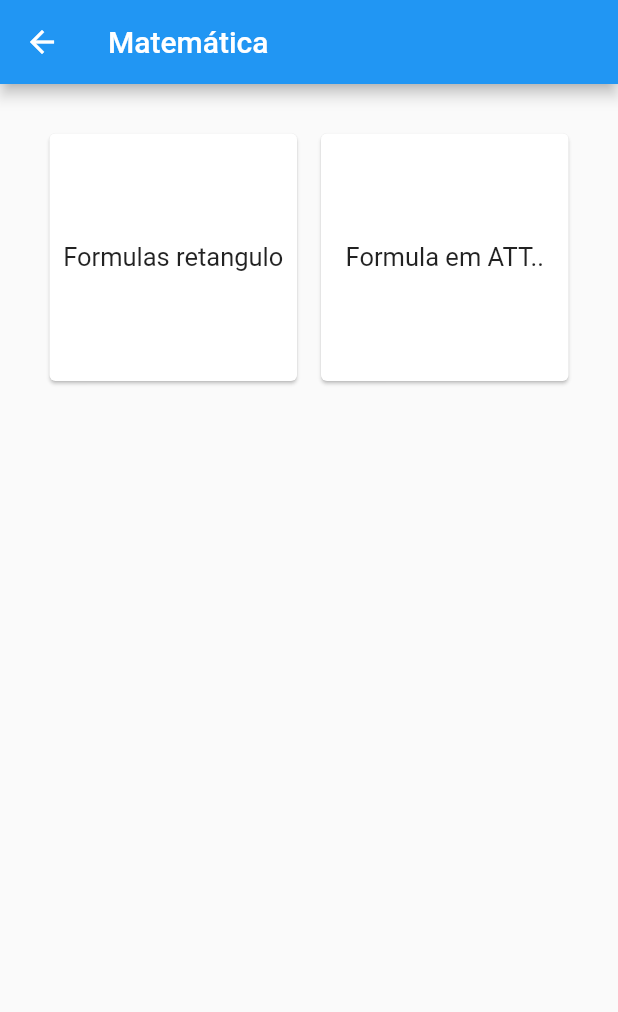
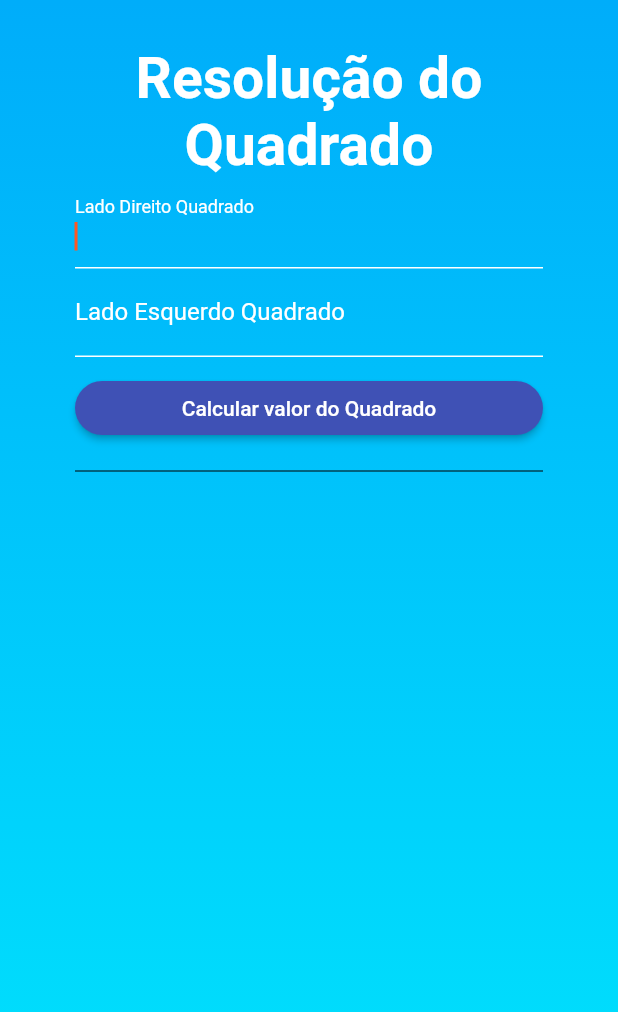
Before and after one commit to GersonGabriel0/flutter_faculdade_m2, a Flutter app: the mathHome screen opened directly, after a tap on "Formula em ATT..", on a phone screen of 412 x 824 dp. Shown: the top 1012 px of the screen. Run offline on Flutter 3.47's test engine with Material 2 defaults, Android fonts, the phone set to English and light mode, and no system bars.

Commit message:
implemenfaçao de controller no inputtem

```diff
--- /dev/null
+++ b/lib/custom_colors.dart
@@ -0,0 +1,29 @@
+import 'package:flutter/material.dart';
+
+class CustomColors {
+  Color _activePrimaryButton = Color.fromARGB(255, 63, 81, 181);
+  Color _activeSecondaryButton = Color.fromARGB(255, 230, 230, 255);
+  Color _gradientMainColor = Color(0xff00ADFA);
+  Color _gradientSecColor = Color(0xff00E6FD);
+  Color _appBarMainColor = Color(0xff0A6D92);
+
+  Color getActivePrimaryButtonColor() {
+    return _activePrimaryButton;
+  }
+
+  Color getActiveSecondaryButton() {
+    return _activeSecondaryButton;
+  }
+
+  Color getGradientMainColor() {
+    return _gradientMainColor;
+  }
+
+  Color getGradientSecondaryColor() {
+    return _gradientSecColor;
+  }
+
+  Color getAppBarMainColor() {
+    return _appBarMainColor;
+  }
+}
--- /dev/null
+++ b/lib/pages/math-accounts/quadrado.dart
@@ -0,0 +1,148 @@
+import 'package:flutter/material.dart';
+import 'package:flutter_faculdade_m2/pages/home.dart';
+import 'package:flutter_faculdade_m2/custom_colors.dart';
+import 'package:flutter_faculdade_m2/pages/perfil.dart';
+import '../math-results/resultadoRetangulo.dart';
+
+class Quadrado extends StatefulWidget {
+  @override
+  _QuadradoState createState() => _QuadradoState();
+}
+
+class _QuadradoState extends State<Quadrado> {
+  TextEditingController _ldController = TextEditingController();
+  TextEditingController _leController = TextEditingController();
+  TextEditingController _resultController = TextEditingController();
+  bool _obscurePassword = true;
+
+  final _formKey = GlobalKey<FormState>();
+
+  @override
+  Widget build(BuildContext context) {
+    return Scaffold(
+      body: Container(
+        height: MediaQuery.of(context).size.height,
+        padding: EdgeInsets.symmetric(horizontal: 50, vertical: 30),
+        decoration: BoxDecoration(
+          gradient: LinearGradient(
+            begin: Alignment.topCenter,
+            end: Alignment.bottomCenter,
+            colors: [
+              CustomColors().getGradientMainColor(),
+              CustomColors().getGradientSecondaryColor(),
+            ],
+          ),
+        ),
+        child: SingleChildScrollView(
+          child: Column(
+            mainAxisAlignment: MainAxisAlignment.center,
+            crossAxisAlignment: CrossAxisAlignment.stretch,
+            children: [
+              Text(
+                "Resolução do Quadrado",
+                textAlign: TextAlign.center,
+                style: TextStyle(
+                  color: Colors.white,
+                  fontSize: 38,
+                  fontWeight: FontWeight.bold,
+                ),
+              ),
+              Form(
+                key: _formKey,
+                child: Column(
+                  children: [
+                    TextFormField(
+                      controller: _ldController,
+                      autofocus: true,
+                      style: TextStyle(color: Colors.white),
+                      decoration: InputDecoration(
+                        labelText: "Lado Direito Quadrado",
+                        labelStyle: TextStyle(
+                          color: Colors.white,
+                        ),
+                        focusedBorder: UnderlineInputBorder(
+                          borderSide: BorderSide(
+                            color: Colors.white,
+                          ),
+                        ),
+                        enabledBorder: UnderlineInputBorder(
+                          borderSide: BorderSide(
+                            color: Colors.white,
+                          ),
+                        ),
+                      ),
+                    ),
+                    TextFormField(
+                      controller: _leController,
+                      style: TextStyle(color: Colors.white),
+                      decoration: InputDecoration(
+                        labelText: "Lado Esquerdo Quadrado",
+                        labelStyle: TextStyle(
+                          color: Colors.white,
+                        ),
+                        focusedBorder: UnderlineInputBorder(
+                          borderSide: BorderSide(
+                            color: Colors.white,
+                          ),
+                        ),
+                        enabledBorder: UnderlineInputBorder(
+                          borderSide: BorderSide(
+                            color: Colors.white,
+                          ),
+                        ),
+                      ),
+                    )
+                  ],
+                ),
+              ),
+              Padding(
+                padding: EdgeInsets.only(bottom: 10),
+              ),
+              ElevatedButton(
+                onPressed: () {
+                  showDialog(
+                    context: context,
+                    builder: (context) {
+                      return AlertDialog(
+                        title: Text('Resolução do Quadrado'),
+                        content: Text("Lado Direito X Lado Esquerdo"
+                            "-"
+                            "Lado Direito:"
+                            '${_ldController.text}'
+                            " ? "
+                            "Lado Esquerdo:"
+                            '${_ldController.text}'),
+                      );
+                    },
+                  );
+                },
+                child: Text(
+                  "Calcular valor do Quadrado",
+                  style: TextStyle(
+                    color: Colors.white,
+                  ),
+                ),
+                style: ButtonStyle(
+                  backgroundColor: MaterialStateProperty.all<Color>(
+                    CustomColors().getActivePrimaryButtonColor(),
+                  ),
+                  shape: MaterialStateProperty.all<OutlinedBorder>(
+                    RoundedRectangleBorder(
+                      borderRadius: BorderRadius.circular(50),
+                    ),
+                  ),
+                ),
+              ),
+              Padding(
+                padding: EdgeInsets.symmetric(vertical: 10),
+                child: Divider(
+                  color: Colors.black,
+                ),
+              ),
+            ],
+          ),
+        ),
+      ),
+    );
+  }
+}
--- a/lib/pages/mathHome.dart
+++ b/lib/pages/mathHome.dart
@@ -1,7 +1,5 @@
-import 'package:flutter_faculdade_m2/main.dart';
-import 'package:flutter_faculdade_m2/pages/home.dart';
+import 'package:flutter_faculdade_m2/pages/math-accounts/quadrado.dart';
 import 'package:flutter_faculdade_m2/pages/math-accounts/retangulo.dart';
-import 'package:flutter_faculdade_m2/pages/signup.page.dart';
 import 'package:flutter/material.dart';
 
 class mathHome extends StatelessWidget {
@@ -41,7 +39,12 @@ class mathHome extends StatelessWidget {
           Card(
             margin: const EdgeInsets.all(8),
             child: InkWell(
-              onTap: () {},
+              onTap: () {
+                Navigator.push(
+                  context,
+                  MaterialPageRoute(builder: (context) => Quadrado()),
+                );
+              },
               splashColor: Colors.blue,
               child: Center(
                 child: Column(
```
